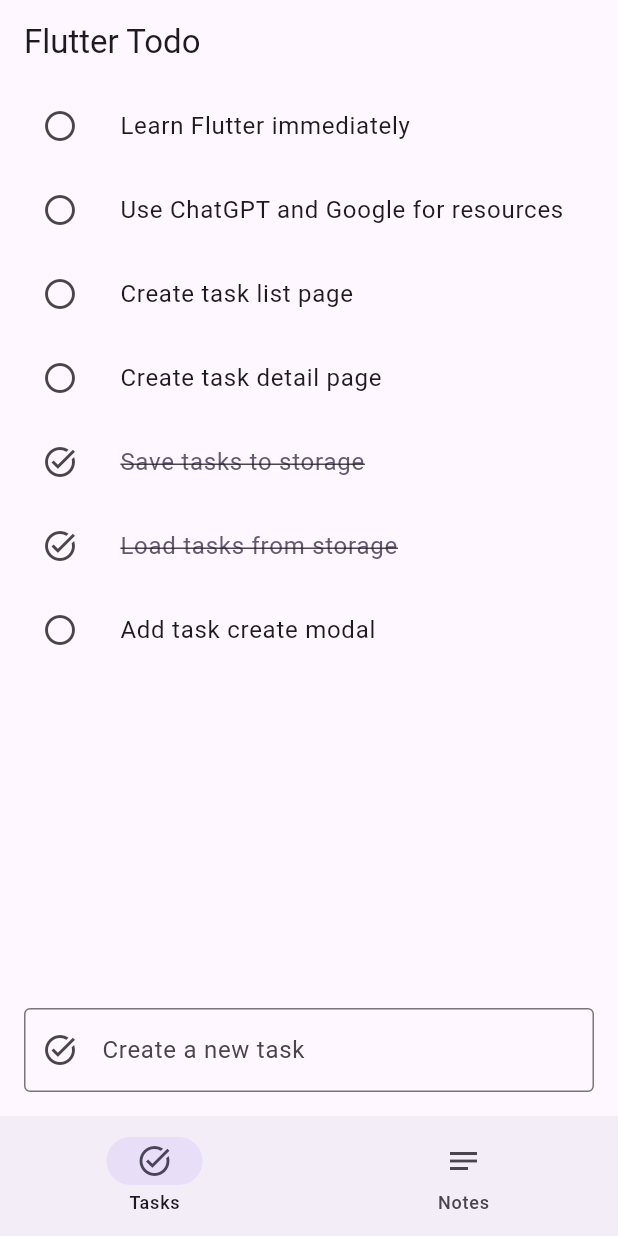
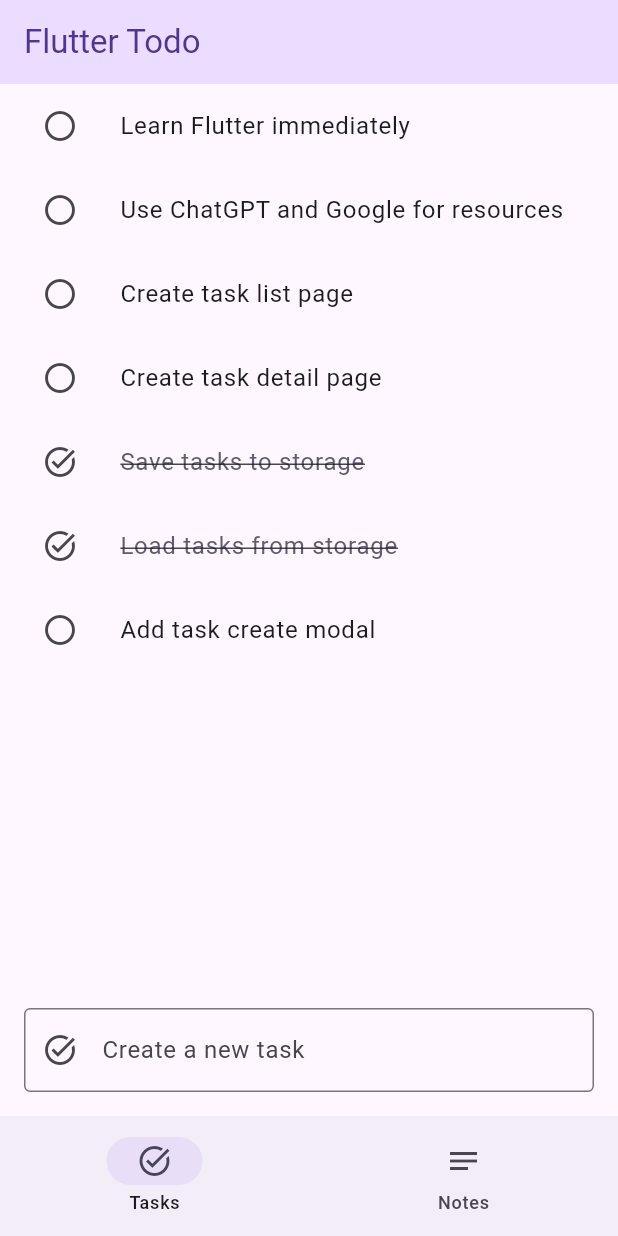
Before and after one commit to AmirSavand/flutter-todo, a Flutter app: the screen it shows after launch, on a phone screen of 412 x 824 dp. Run offline on Flutter 3.47's test engine with Material 3 defaults, Android fonts, the phone set to English and light mode, and no system bars.

Commit message:
Add color to navbar

```diff
--- a/lib/pages/tasks.page.dart
+++ b/lib/pages/tasks.page.dart
@@ -26,7 +26,13 @@ class _TasksPageState extends State<TasksPage> {
   Widget build(BuildContext context) {
     return Scaffold(
       appBar: AppBar(
-        title: const Text('Flutter Todo'),
+        title: Text(
+          'Flutter Todo',
+          style: TextStyle(
+            color: Theme.of(context).colorScheme.onPrimaryContainer,
+          ),
+        ),
+        backgroundColor: Theme.of(context).colorScheme.primaryContainer,
       ),
       body: Column(
         crossAxisAlignment: CrossAxisAlignment.start,
```
